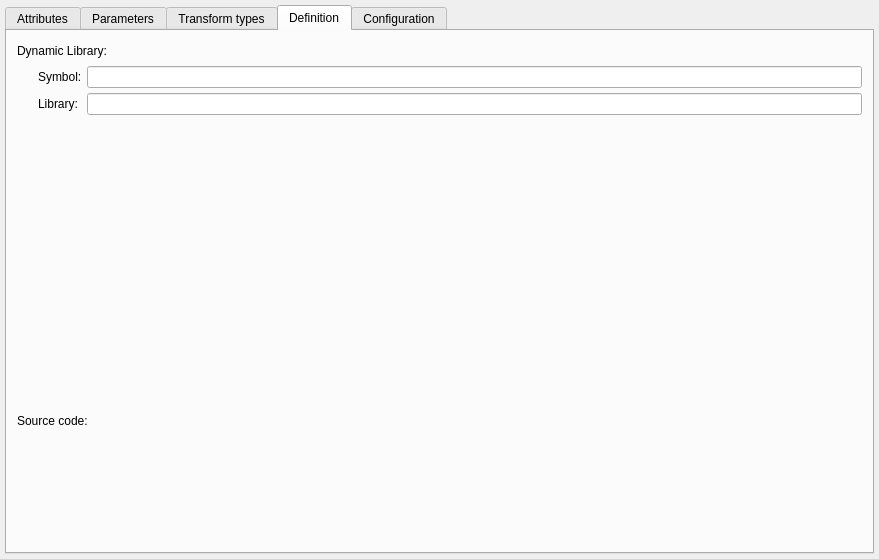
This is libs/libgui/ui/dbobjects/basefunctionwidget.ui in pgmodeler/pgmodeler as Qt 5 draws it before an edit. The edited form follows.
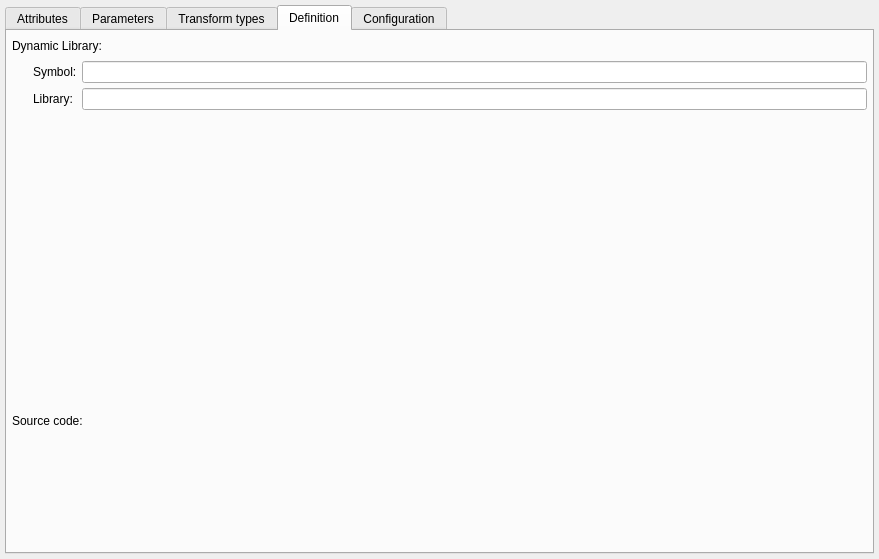
This is the edited form. The open tabs and pages were chosen to show the change. Icons and pictures are not drawn.

Patch:
```diff
--- a/libs/libgui/ui/dbobjects/basefunctionwidget.ui
+++ b/libs/libgui/ui/dbobjects/basefunctionwidget.ui
@@ -237,16 +237,16 @@
          </property>
          <layout class="QGridLayout" name="gridLayout_3">
           <property name="leftMargin">
-           <number>5</number>
+           <number>0</number>
           </property>
           <property name="topMargin">
-           <number>5</number>
+           <number>0</number>
           </property>
           <property name="rightMargin">
-           <number>5</number>
+           <number>0</number>
           </property>
           <property name="bottomMargin">
-           <number>5</number>
+           <number>0</number>
           </property>
           <property name="spacing">
            <number>5</number>
@@ -367,16 +367,16 @@
          </property>
          <layout class="QGridLayout" name="gridLayout_2">
           <property name="leftMargin">
-           <number>5</number>
+           <number>0</number>
           </property>
           <property name="topMargin">
-           <number>5</number>
+           <number>0</number>
           </property>
           <property name="rightMargin">
-           <number>5</number>
+           <number>0</number>
           </property>
           <property name="bottomMargin">
-           <number>5</number>
+           <number>0</number>
           </property>
           <property name="spacing">
            <number>5</number>
```
